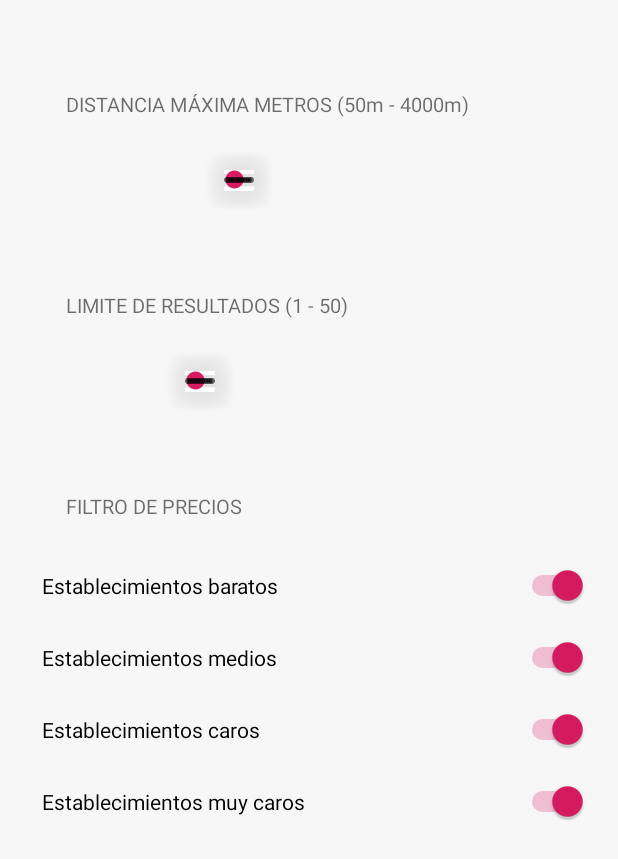
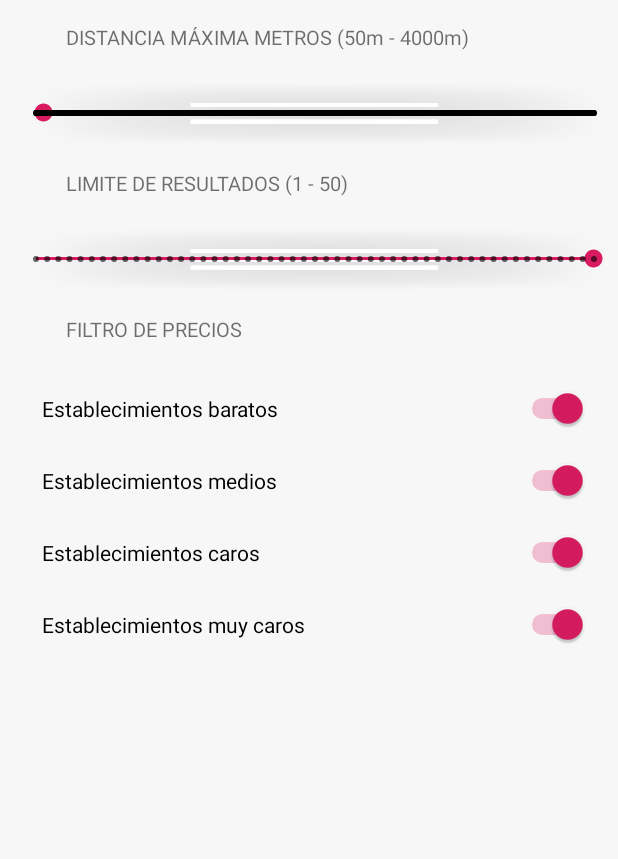
Before and after one commit to masterlino/3CuadrasAndroid, an Android app: the layout activity_preferences.xml on its own in the app's theme, with its tools: preview values and no code run, on a phone screen of 412 x 824 dp. Shown: the top 859 px of the screen. Run offline under Robolectric (Android 15) with nearby library versions, the phone set to English and light mode, and no system bars.

Commit message:
Preferences feature saving and restoring from sharedPreferences

```diff
--- a/app/build.gradle
+++ b/app/build.gradle
@@ -20,6 +20,9 @@ android {
             minifyEnabled false
             proguardFiles getDefaultProguardFile('proguard-android-optimize.txt'), 'proguard-rules.pro'
         }
+    }
+    dataBinding {
+        enabled true
     }
 }
 
--- a/app/src/main/res/layout/preferences.xml
+++ b/app/src/main/res/layout/activity_preferences.xml
@@ -2,52 +2,58 @@
 <android.support.constraint.ConstraintLayout xmlns:android="http://schemas.android.com/apk/res/android"
                                              xmlns:app="http://schemas.android.com/apk/res-auto" xmlns:tools="http://schemas.android.com/tools" android:layout_width="match_parent"
                                              android:layout_height="match_parent"
-android:background="@color/cardview_shadow_end_color">
+                                             android:background="@color/cardview_shadow_end_color">
     <TextView
             android:text="DISTANCIA MÁXIMA METROS (50m - 4000m)"
             android:layout_width="wrap_content"
             android:layout_height="wrap_content"
             android:id="@+id/textView" app:layout_constraintStart_toStartOf="parent" android:layout_marginStart="44dp"
-            android:layout_marginTop="60dp" app:layout_constraintTop_toTopOf="parent"
+            app:layout_constraintTop_toTopOf="parent"
             android:textSize="13dp"
+            android:layout_marginTop="15dp"
             android:textColor="@color/common_google_signin_btn_text_light_focused"/>
     <SeekBar
             style="@style/Widget.AppCompat.SeekBar.Discrete"
-            android:layout_width="wrap_content"
+            android:layout_width="match_parent"
             android:layout_height="43dp"
-            android:max="10"
-            android:progress="3"
+            android:max="4000"
+            android:min="50"
+            android:progress="100"
             android:id="@+id/seekBar1" app:layout_constraintEnd_toEndOf="parent"
             android:layout_marginStart="8dp" app:layout_constraintStart_toStartOf="parent"
             app:layout_constraintTop_toBottomOf="@+id/textView" android:layout_marginTop="20dp"
             app:layout_constraintHorizontal_bias="0.357"
-            android:background="@drawable/white_menu_icon"/>
+            android:background="@drawable/white_menu_icon"
+            android:splitTrack="false"
+            />
     <TextView
             android:text="LIMITE DE RESULTADOS (1 - 50)"
             android:layout_width="wrap_content"
             android:layout_height="wrap_content"
             android:id="@+id/textView2" app:layout_constraintStart_toStartOf="parent" android:layout_marginStart="44dp"
-            android:layout_marginTop="52dp"
+            android:layout_marginTop="15dp"
             android:textSize="13dp"
             android:textColor="@color/common_google_signin_btn_text_light_focused"
             app:layout_constraintTop_toBottomOf="@+id/seekBar1"/>
     <SeekBar
             style="@style/Widget.AppCompat.SeekBar.Discrete"
-            android:layout_width="wrap_content"
+            android:layout_width="match_parent"
             android:layout_height="43dp"
-            android:max="10"
-            android:progress="3"
+            android:max="50"
+            android:min="1"
+            android:progress="50"
             android:id="@+id/seekBar2" app:layout_constraintEnd_toEndOf="parent"
             android:layout_marginStart="8dp" app:layout_constraintStart_toStartOf="parent"
             app:layout_constraintTop_toBottomOf="@+id/textView2" android:layout_marginTop="20dp"
             app:layout_constraintHorizontal_bias="0.285"
-            android:background="@drawable/white_menu_icon"/>
+            android:background="@drawable/white_menu_icon"
+            android:splitTrack="false"/>
     <TextView
             android:text="FILTRO DE PRECIOS"
             android:layout_width="wrap_content"
             android:layout_height="wrap_content"
             android:id="@+id/textView3" app:layout_constraintStart_toStartOf="parent" android:layout_marginStart="44dp"
-            android:layout_marginTop="52dp"
+            android:layout_marginTop="15dp"
             android:textSize="13dp"
             android:textColor="@color/common_google_signin_btn_text_light_focused"
             app:layout_constraintTop_toBottomOf="@+id/seekBar2"/>
@@ -80,7 +86,7 @@ android:background="@color/cardview_shadow_end_color">
             android:layout_height="48dp" tools:layout_editor_absoluteY="352dp"
             android:gravity="center_vertical"
             app:layout_constraintStart_toStartOf="parent" android:layout_marginStart="8dp"
-            >
+    >
         <Switch
                 android:layout_marginStart="20dp"
                 android:layout_marginEnd="20dp"
--- /dev/null
+++ b/app/src/main/res/menu/preferences.xml
@@ -0,0 +1,6 @@
+<?xml version="1.0" encoding="utf-8"?>
+<menu xmlns:android="http://schemas.android.com/apk/res/android">
+    <item android:id="@+id/navigationPreferences"
+          android:icon="@drawable/white_menu_icon"
+          android:title="@string/navigationPreferences"/>
+</menu>
--- a/app/src/main/res/values/strings.xml
+++ b/app/src/main/res/values/strings.xml
@@ -8,4 +8,5 @@
     <string name="open">Abierto</string>
     <string name="not_available">No disponible</string>
     <string name="title_activity_maps">Map</string>
+    <string name="navigationPreferences">Preferencias</string>
 </resources>
--- a/app/src/main/res/values/styles.xml
+++ b/app/src/main/res/values/styles.xml
@@ -1,7 +1,7 @@
 <resources>
 
     <!-- Base application theme. -->
-    <style name="AppTheme" parent="Theme.AppCompat.Light.NoActionBar">
+    <style name="AppTheme" parent="Theme.AppCompat.Light.DarkActionBar">
         <!-- Customize your theme here. -->
         <item name="colorPrimary">@color/colorPrimary</item>
         <item name="colorPrimaryDark">@color/colorPrimaryDark</item>
```
Also changed, not shown: app/src/main/AndroidManifest.xml (+15 -8 lines), app/src/main/java/com/example/a3cuadras/Services/Preferences.kt (added, +41 -0 lines), app/src/main/java/com/example/a3cuadras/activities/MainActivity.kt (+18 -4 lines), app/src/main/java/com/example/a3cuadras/activities/PreferencesActivity.kt (added, +51 -0 lines), app/src/main/res/layout/activity_main.xml (+1 -18 lines), app/src/main/res/menu/navigation_menu.xml (renamed from app/src/main/res/menu/navigation.xml).
